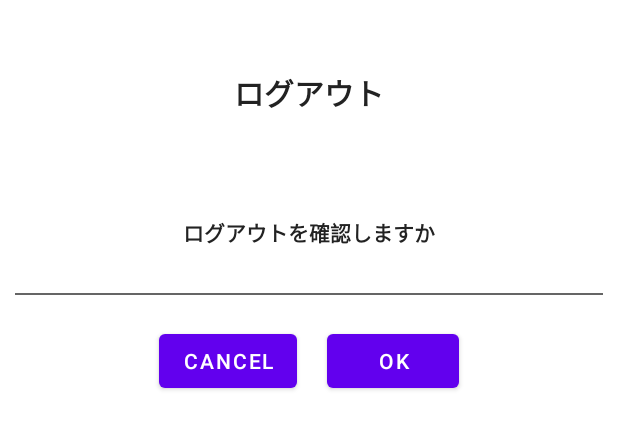
After one commit to chenzhizsqq/CzOffice, an Android app: the layout dialog_my_page_logout.xml on its own in the app's theme, with its tools: preview values and no code run, on a phone screen of 412 x 824 dp. The commit adds this screen. Shown: the top 429 px of the screen. Run offline under Robolectric (Android 15) with nearby library versions, the phone set to English and light mode, and no system bars.

Commit message:
主画面，第5个次画面：ログアウト -> 　基本設計 80%

```diff
--- a/app/src/main/java/com/example/etoffice/ui/MyPage/MyPageFragment.kt
+++ b/app/src/main/java/com/example/etoffice/ui/MyPage/MyPageFragment.kt
@@ -12,6 +12,7 @@ import android.widget.TextView
 import androidx.fragment.app.Fragment
 import com.example.etoffice.LoginActivity
 import com.example.etoffice.R
+import com.example.etoffice.ui.home.HomeReportDialog
 
 
 class MyPageFragment : Fragment() {
@@ -42,8 +43,13 @@ class MyPageFragment : Fragment() {
         //ログアウト
         val pTableLayout: TableLayout = root.findViewById(R.id.SYSTEM_info) as TableLayout
         pTableLayout.setOnClickListener(View.OnClickListener {
-            val intent = Intent(activity, LoginActivity::class.java)
-            startActivity(intent)
+
+            val mMyPageLogoutDialog = MyPageLogoutDialog()
+            mMyPageLogoutDialog.setTargetFragment(this@MyPageFragment, 1)
+            fragmentManager?.let { it1 -> mMyPageLogoutDialog.show(it1, "mMyPageLogoutDialog") }
+//            val intent = Intent(activity, LoginActivity::class.java)
+//            startActivity(intent)
+//            getActivity()?.finish()
         })
 
 
--- /dev/null
+++ b/app/src/main/java/com/example/etoffice/ui/MyPage/MyPageLogoutDialog.kt
@@ -0,0 +1,42 @@
+package com.example.etoffice.ui.MyPage
+
+import android.content.Intent
+import android.os.Bundle
+import android.view.*
+import android.widget.TextView
+import androidx.annotation.NonNull
+import androidx.annotation.Nullable
+import androidx.fragment.app.DialogFragment
+import com.example.etoffice.LoginActivity
+import com.example.etoffice.R
+
+class MyPageLogoutDialog : DialogFragment() {
+    override fun onCreateView(
+            @NonNull inflater: LayoutInflater,
+            @Nullable container: ViewGroup?,
+            @Nullable savedInstanceState: Bundle?
+    ): View {
+        val view: View = inflater.inflate(R.layout.dialog_my_page_logout, container)
+
+
+
+        //ボタン　保存後に閉じる
+        val btnCancel = view.findViewById<TextView>(R.id.btn_Cancel)
+        btnCancel.setOnClickListener {
+            dialog!!.dismiss()
+
+        }
+
+        //ボタン　保存後に閉じる
+        val btnLogout = view.findViewById<TextView>(R.id.btn_Logout)
+        btnLogout.setOnClickListener {
+
+
+            val intent = Intent(activity, LoginActivity::class.java)
+            startActivity(intent)
+            activity?.finish()
+        }
+
+        return view
+    }
+}
--- /dev/null
+++ b/app/src/main/res/layout/dialog_my_page_logout.xml
@@ -0,0 +1,70 @@
+<?xml version="1.0" encoding="utf-8"?>
+<LinearLayout xmlns:android="http://schemas.android.com/apk/res/android"
+    xmlns:app="http://schemas.android.com/apk/res-auto"
+    xmlns:tools="http://schemas.android.com/tools"
+    android:layout_width="match_parent"
+    android:orientation="vertical"
+    android:background="@color/white"
+    android:padding="10dp"
+    android:layout_height="wrap_content">
+
+
+    <TextView
+        android:layout_width="match_parent"
+        android:layout_height="44dp"
+        android:layout_margin="30dp"
+        android:text="ログアウト"
+        android:textSize="20dp"
+        android:textColor="#222"
+        android:textStyle="bold"
+        android:gravity="center"
+        />
+    <TextView
+        android:layout_width="match_parent"
+        android:layout_height="match_parent"
+        android:text="ログアウトを確認しますか"
+        android:textColor="#222"
+        android:textStyle="bold"
+        android:layout_margin="30dp"
+        android:gravity="center"
+        />
+
+
+
+    <LinearLayout
+        android:layout_width="match_parent"
+        android:layout_height="1dp"
+        android:background="#656565"
+        android:orientation="horizontal"/>
+
+
+
+
+
+    <LinearLayout
+        android:layout_width="match_parent"
+        android:layout_height="match_parent"
+        android:gravity="center"
+        android:layout_margin="10dp"
+        android:orientation="horizontal">
+
+        <Button
+            android:id="@+id/btn_Cancel"
+            android:layout_width="wrap_content"
+            android:layout_height="wrap_content"
+            android:layout_margin="10dp"
+            android:text="Cancel"
+            android:gravity="center"
+            />
+        <Button
+            android:id="@+id/btn_Logout"
+            android:layout_width="wrap_content"
+            android:layout_height="wrap_content"
+            android:layout_margin="10dp"
+            android:text="OK"
+            android:gravity="center"
+            />
+    </LinearLayout>
+
+
+</LinearLayout>
```
